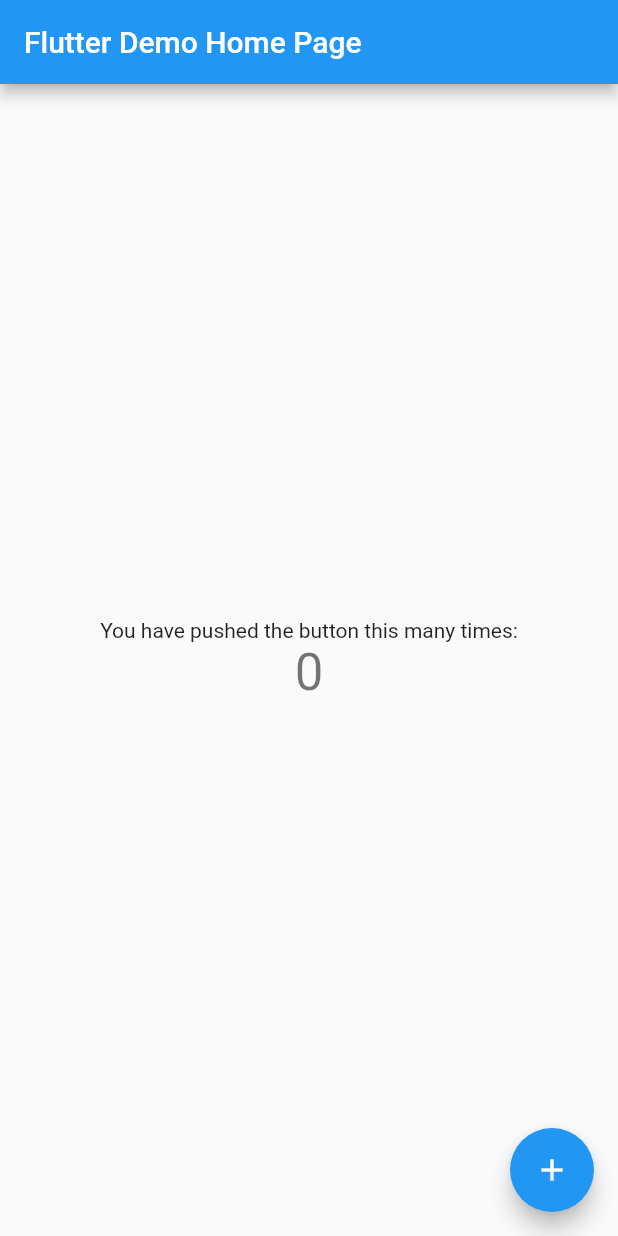
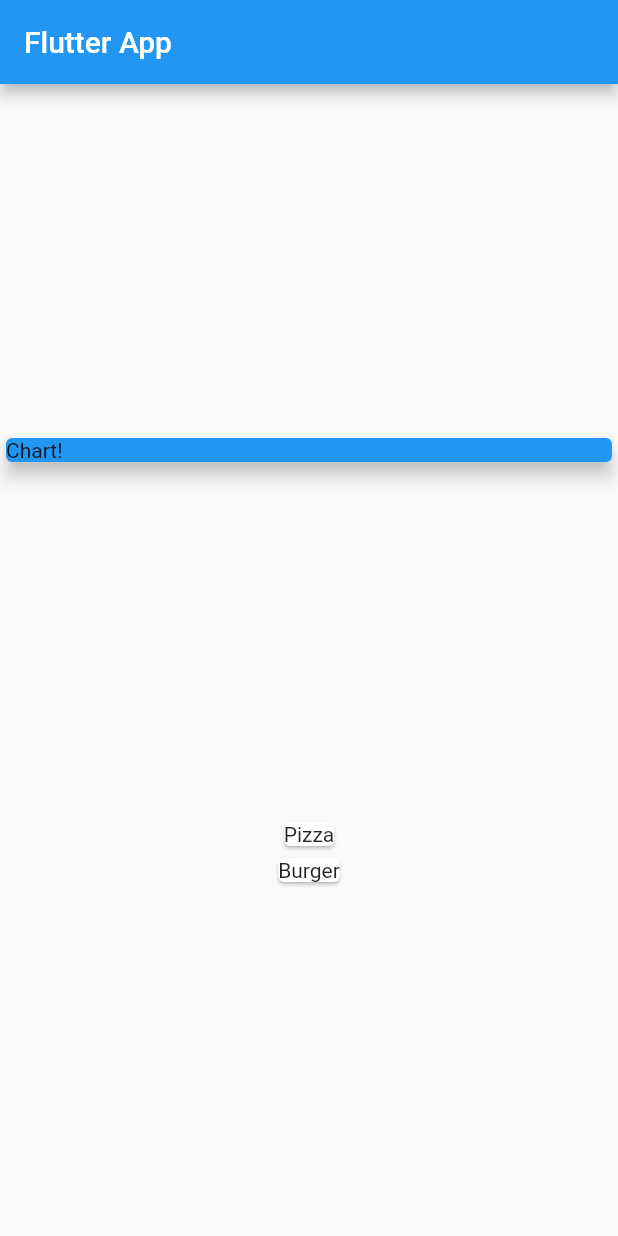
Before and after one commit to divyanshkul/Expense-Tracker-Flutter, a Flutter app: the screen it shows after launch, on a phone screen of 412 x 824 dp. Run offline on Flutter 3.47's test engine with Material 2 defaults, Android fonts, the phone set to English and light mode, and no system bars.

Commit message:
Setup basic classes + mapping

```diff
--- a/lib/main.dart
+++ b/lib/main.dart
@@ -1,115 +1,58 @@
 import 'package:flutter/material.dart';
+import './transaction.dart';
 
-void main() {
-  runApp(const MyApp());
-}
+void main() => runApp(MyApp());
 
 class MyApp extends StatelessWidget {
-  const MyApp({Key? key}) : super(key: key);
-
-  // This widget is the root of your application.
   @override
   Widget build(BuildContext context) {
     return MaterialApp(
-      title: 'Flutter Demo',
-      theme: ThemeData(
-        // This is the theme of your application.
-        //
-        // Try running your application with "flutter run". You'll see the
-        // application has a blue toolbar. Then, without quitting the app, try
-        // changing the primarySwatch below to Colors.green and then invoke
-        // "hot reload" (press "r" in the console where you ran "flutter run",
-        // or simply save your changes to "hot reload" in a Flutter IDE).
-        // Notice that the counter didn't reset back to zero; the application
-        // is not restarted.
-        primarySwatch: Colors.blue,
-      ),
-      home: const MyHomePage(title: 'Flutter Demo Home Page'),
+      title: 'Flutter App',
+      home: MyHomePage(),
     );
   }
 }
 
-class MyHomePage extends StatefulWidget {
-  const MyHomePage({Key? key, required this.title}) : super(key: key);
-
-  // This widget is the home page of your application. It is stateful, meaning
-  // that it has a State object (defined below) that contains fields that affect
-  // how it looks.
-
-  // This class is the configuration for the state. It holds the values (in this
-  // case the title) provided by the parent (in this case the App widget) and
-  // used by the build method of the State. Fields in a Widget subclass are
-  // always marked "final".
-
-  final String title;
-
-  @override
-  State<MyHomePage> createState() => _MyHomePageState();
-}
-
-class _MyHomePageState extends State<MyHomePage> {
-  int _counter = 0;
-
-  void _incrementCounter() {
-    setState(() {
-      // This call to setState tells the Flutter framework that something has
-      // changed in this State, which causes it to rerun the build method below
-      // so that the display can reflect the updated values. If we changed
-      // _counter without calling setState(), then the build method would not be
-      // called again, and so nothing would appear to happen.
-      _counter++;
-    });
-  }
+class MyHomePage extends StatelessWidget {
+  final List<Transaction> transactions = [
+    Transaction(
+      id: "t1",
+      title: "Pizza",
+      amount: 400,
+      date: DateTime.now(),
+    ),
+    Transaction(
+      id: "t1",
+      title: "Burger",
+      amount: 120,
+      date: DateTime.now(),
+    )
+  ];
 
   @override
   Widget build(BuildContext context) {
-    // This method is rerun every time setState is called, for instance as done
-    // by the _incrementCounter method above.
-    //
-    // The Flutter framework has been optimized to make rerunning build methods
-    // fast, so that you can just rebuild anything that needs updating rather
-    // than having to individually change instances of widgets.
     return Scaffold(
-      appBar: AppBar(
-        // Here we take the value from the MyHomePage object that was created by
-        // the App.build method, and use it to set our appbar title.
-        title: Text(widget.title),
-      ),
-      body: Center(
-        // Center is a layout widget. It takes a single child and positions it
-        // in the middle of the parent.
-        child: Column(
-          // Column is also a layout widget. It takes a list of children and
-          // arranges them vertically. By default, it sizes itself to fit its
-          // children horizontally, and tries to be as tall as its parent.
-          //
-          // Invoke "debug painting" (press "p" in the console, choose the
-          // "Toggle Debug Paint" action from the Flutter Inspector in Android
-          // Studio, or the "Toggle Debug Paint" command in Visual Studio Code)
-          // to see the wireframe for each widget.
-          //
-          // Column has various properties to control how it sizes itself and
-          // how it positions its children. Here we use mainAxisAlignment to
-          // center the children vertically; the main axis here is the vertical
-          // axis because Columns are vertical (the cross axis would be
-          // horizontal).
-          mainAxisAlignment: MainAxisAlignment.center,
-          children: <Widget>[
-            const Text(
-              'You have pushed the button this many times:',
+        appBar: AppBar(
+          title: Text('Flutter App'),
+        ),
+        body: Column(
+          mainAxisAlignment: MainAxisAlignment.spaceEvenly,
+          children: [
+            Container(
+              width: double.infinity,
+              child: Card(
+                color: Colors.blue,
+                child: Text("Chart!"),
+                elevation: 5,
+              ),
             ),
-            Text(
-              '$_counter',
-              style: Theme.of(context).textTheme.headline4,
-            ),
+            Column(
+                children: transactions.map((tx) {
+              return Card(
+                child: Text(tx.title),
+              );
+            }).toList()),
           ],
-        ),
-      ),
-      floatingActionButton: FloatingActionButton(
-        onPressed: _incrementCounter,
-        tooltip: 'Increment',
-        child: const Icon(Icons.add),
-      ), // This trailing comma makes auto-formatting nicer for build methods.
-    );
+        ));
   }
 }
--- /dev/null
+++ b/lib/transaction.dart
@@ -0,0 +1,15 @@
+import 'package:flutter/foundation.dart';
+
+class Transaction {
+  final String id;
+  final String title;
+  final double amount;
+  final DateTime date;
+
+  Transaction({
+    @required this.id,
+    @required this.title,
+    @required this.amount,
+    @required this.date,
+  });
+}
--- a/pubspec.yaml
+++ b/pubspec.yaml
@@ -3,7 +3,7 @@
 
 # The following line prevents the package from being accidentally published to
 # pub.dev using `flutter pub publish`. This is preferred for private packages.
-publish_to: 'none' # Remove this line if you wish to publish to pub.dev
+publish_to: "none" # Remove this line if you wish to publish to pub.dev
 
 # The following defines the version and build number for your application.
 # A version number is three numbers separated by dots, like 1.2.43
@@ -18,7 +18,7 @@
 version: 1.0.0+1
 
 environment:
-  sdk: ">=2.12.0 <3.0.0"
+  sdk: ">=2.11.0 <3.0.0"
 
 # Dependencies specify other packages that your package needs in order to work.
 # To automatically upgrade your package dependencies to the latest versions
@@ -29,7 +29,6 @@
 dependencies:
   flutter:
     sdk: flutter
-
 
   # The following adds the Cupertino Icons font to your application.
   # Use with the CupertinoIcons class for iOS style icons.
@@ -51,7 +50,6 @@
 
 # The following section is specific to Flutter.
 flutter:
-
   # The following line ensures that the Material Icons font is
   # included with your application, so that you can use the icons in
   # the material Icons class.
```
